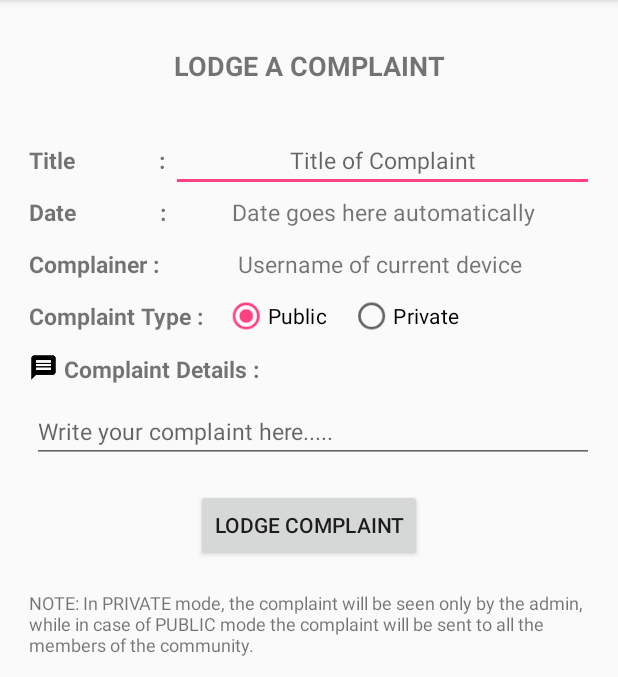
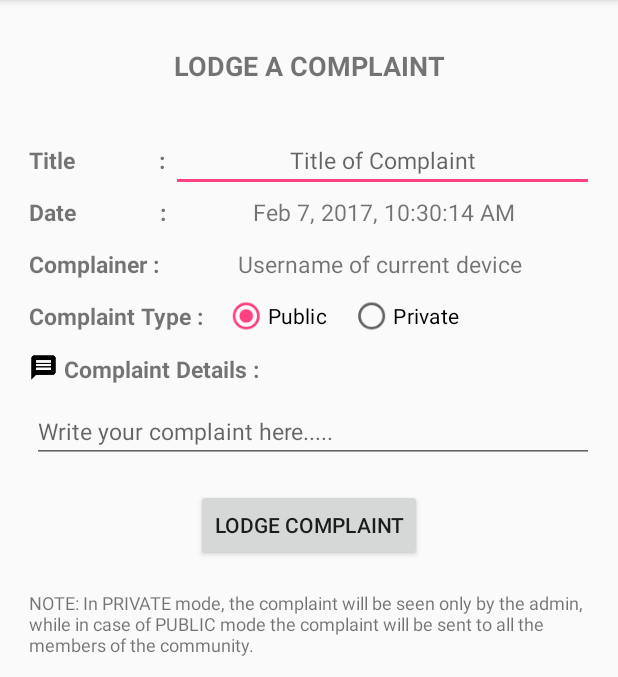
Before and after one commit to suyashmahar/Code.Fun.Do, an Android app: the CreateComplaint screen opened directly, with no data from a screen before it, on a phone screen of 412 x 824 dp, the part 84-761 px from its top. Run offline under Robolectric (Android 15) with nearby library versions, the light colour scheme and no system bars.

Commit message:
Date and time corrected

```diff
--- a/app/src/main/java/com/android/example/neighbours/Campaign.java
+++ b/app/src/main/java/com/android/example/neighbours/Campaign.java
@@ -13,13 +13,14 @@ public class Campaign {
     public String fundsProgress;
     public String time;
 
-    public Campaign(String description, String fundsProgress, String id, String title, String total_funds, String funds) {
+    public Campaign(String description, String fundsProgress, String id, String title, String total_funds, String funds,String time) {
         this.description = description;
         this.fundsProgress = fundsProgress;
         this.id = id;
         this.title = title;
         this.total_funds = total_funds;
         this.funds = funds;
+        this.time=time;
     }
 
     public String getFunds() {
--- a/app/src/main/java/com/android/example/neighbours/CampaignList.java
+++ b/app/src/main/java/com/android/example/neighbours/CampaignList.java
@@ -68,7 +68,8 @@ public class CampaignList extends AppCompatActivity implements ClickListener{
                                 campaign.get("id"),
                                 campaign.get("title"),
                                 campaign.get("total_funds"),
-                                campaign.get("funds")
+                                campaign.get("funds"),
+                                campaign.get("time")
                         ));
                     } else {
                         break;
--- a/app/src/main/java/com/android/example/neighbours/CreateCampaign.java
+++ b/app/src/main/java/com/android/example/neighbours/CreateCampaign.java
@@ -80,11 +80,11 @@ public class CreateCampaign extends AppCompatActivity implements View.OnClickLis
             public void onClick(View view)
             {
 
-                String latest_time=date.getText().toString()+";"+time.getText().toString();
+                String latest_time=date.getText().toString()+"\n"+time.getText().toString();
                  Uploader uploader=new Uploader((getApplicationContext()));
                 //Events events=new Events(campaignDescription.toString(),"a1","sample_image","sample_community","sample_user",latest
 
-                Campaign campaign = new Campaign(campaignDescription.getText().toString(),"sample funds","sample id",campaignName.getText().toString(),campaignGoals.getText().toString(), "10");
+                Campaign campaign = new Campaign(campaignDescription.getText().toString(),"sample funds","sample id",campaignName.getText().toString(),campaignGoals.getText().toString(), "10",latest_time);
                 uploader.createAndPushCampaign(campaign);
                 Toast.makeText(getApplicationContext(), "Campaign created", Toast.LENGTH_LONG).show();
                 finish();
--- a/app/src/main/java/com/android/example/neighbours/CreateComplaint.java
+++ b/app/src/main/java/com/android/example/neighbours/CreateComplaint.java
@@ -1,16 +1,20 @@
 package com.android.example.neighbours;
 
+import java.text.DateFormat;
 import android.support.v7.app.AppCompatActivity;
 import android.os.Bundle;
 import android.view.View;
 import android.widget.Button;
 import android.widget.EditText;
 import android.widget.RadioButton;
+import android.widget.TextView;
 import android.widget.Toast;
+
+import java.util.Date;
 
 public class CreateComplaint extends AppCompatActivity
 {
-
+    String[] words;
     @Override
     protected void onCreate(Bundle savedInstanceState)
     {
@@ -19,6 +23,14 @@ public class CreateComplaint extends AppCompatActivity
 
         final RadioButton left=(RadioButton) findViewById(R.id.radio_pub);
         final RadioButton right=(RadioButton) findViewById(R.id.radio_private);
+        TextView date=(TextView)findViewById(R.id.date_complaint);
+
+
+        final String currentDateTimeString = DateFormat.getDateTimeInstance().format(new Date());
+        words=currentDateTimeString.split("\\s");
+
+// textView is the TextView view that should display it
+        date.setText(currentDateTimeString);
 
         left.setChecked(true);
 
@@ -58,7 +70,7 @@ public class CreateComplaint extends AppCompatActivity
                 //uploader.createAndPushNotification(new NotificationItem(detailsTextView.getText().toString(), "12:00", titleTextView.getText().toString()));
 
                 //uploader.createAndPushComplaints(new Complaint());
-                Complaint complaint=new Complaint("sample_user",details.getText().toString(),"sample_time",name.getText().toString());
+                Complaint complaint=new Complaint("sample_user",details.getText().toString(),words[0]+"\n"+words[1],name.getText().toString());
                 uploader.createAndPushComplaints(complaint);
                 Toast.makeText(getApplicationContext(), "Complaint sent", Toast.LENGTH_LONG).show();
                 finish();
--- a/app/src/main/java/com/android/example/neighbours/CreateEvent.java
+++ b/app/src/main/java/com/android/example/neighbours/CreateEvent.java
@@ -80,9 +80,9 @@ public class CreateEvent extends AppCompatActivity implements View.OnClickListen
                 eventVenue=(EditText)findViewById(R.id.create_event_venue);
                 eventGuests=(EditText)findViewById(R.id.create_event_guests);
                 eventDescription=(EditText)findViewById(R.id.create_event_description);
-
+                String latest_time=date.getText().toString()+"\n"+time.getText().toString();
                 Uploader uploader = new Uploader(getApplicationContext());
-                uploader.createAndPushEvent(new Events(eventDescription.getText().toString(), "a1", "sample_image", "comm","sample", "12:00", eventName.getText().toString(), "100k"));
+                uploader.createAndPushEvent(new Events(eventDescription.getText().toString(), "a1", "sample_image", "comm","sample", latest_time, eventName.getText().toString(), "100k"));
                 Toast.makeText(getApplicationContext(), "Event created", Toast.LENGTH_LONG).show();
                 finish();
 
--- a/app/src/main/java/com/android/example/neighbours/HomeActivity.java
+++ b/app/src/main/java/com/android/example/neighbours/HomeActivity.java
@@ -176,7 +176,8 @@ public class HomeActivity extends AppCompatActivity implements ClickListener{
                                 campaign.get("id"),
                                 campaign.get("title"),
                                 campaign.get("total_funds"),
-                                campaign.get("funds")
+                                campaign.get("funds"),
+                                campaign.get("time")
                         ));
                     } else {
                         break;
--- a/app/src/main/res/layout/activity_create_complaint.xml
+++ b/app/src/main/res/layout/activity_create_complaint.xml
@@ -7,8 +7,7 @@
     android:paddingBottom="@dimen/activity_vertical_margin"
     android:paddingLeft="@dimen/activity_horizontal_margin"
     android:paddingRight="@dimen/activity_horizontal_margin"
-    android:paddingTop="@dimen/activity_vertical_margin"
-    tools:context="com.android.example.neighbours.create_complaint">
+    android:paddingTop="@dimen/activity_vertical_margin">
 
     <TextView
         android:layout_width="match_parent"
@@ -70,7 +69,6 @@
                 android:layout_height="wrap_content"
                 android:textSize="15dp"
                 android:gravity="center_horizontal"
-                android:text="Date goes here automatically"
                 android:layout_alignBaseline="@id/show_date"
                 android:layout_toRightOf="@id/show_date"
                 android:id="@+id/date_complaint" />
```
Also changed, not shown: app/src/main/AndroidManifest.xml (+10 -6 lines), app/src/main/java/com/android/example/neighbours/CreateNotification.java (+7 -2 lines).
